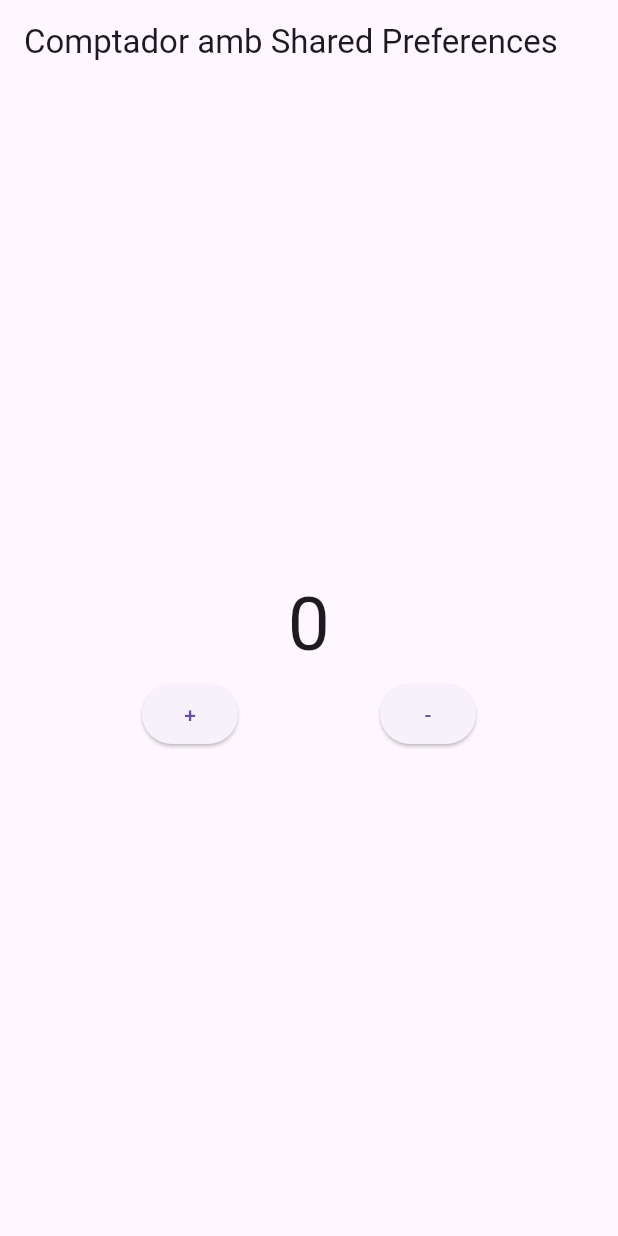
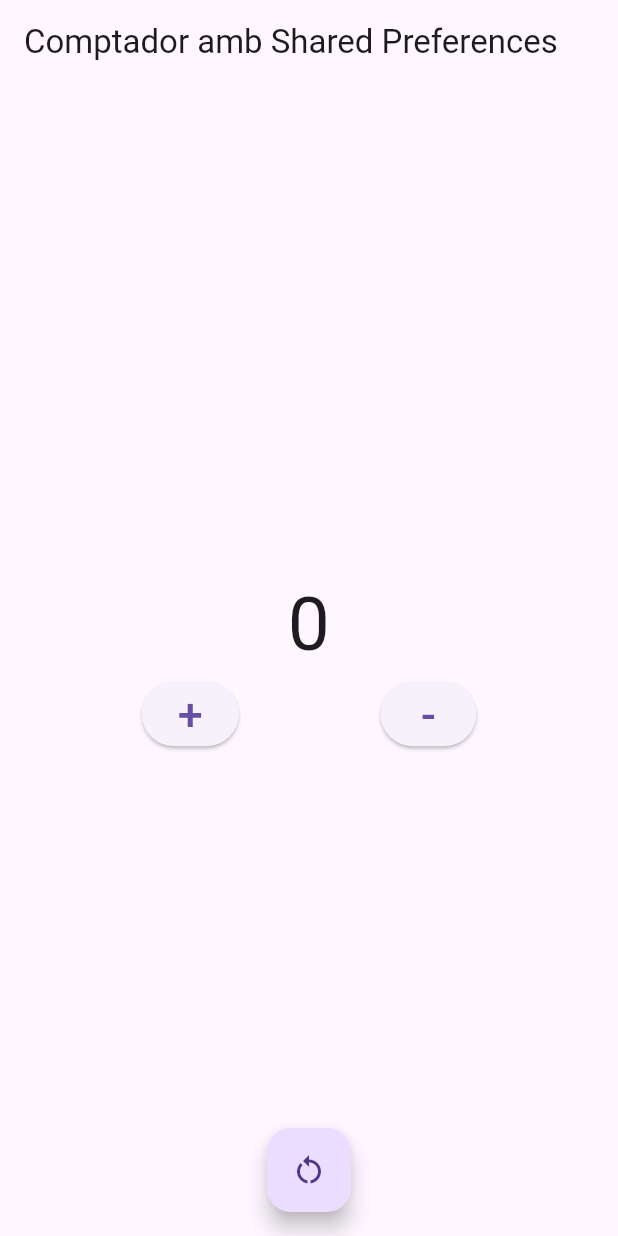
Before and after one commit to JoanS04/activitat2, a Flutter app: the screen it shows after launch, on a phone screen of 412 x 824 dp. Run offline on Flutter 3.47's test engine with Material 3 defaults, Android fonts, the phone set to English and light mode, and no system bars; our stand-ins replace shared_preferences.

Commit message:
ResetButton

```diff
--- a/lib/providers/counter_provider.dart
+++ b/lib/providers/counter_provider.dart
@@ -17,4 +17,10 @@ class CounterProvider extends ChangeNotifier{
     Preferences.counter = counter;
     notifyListeners();
   }
+
+  resetCounter() {
+    counter = 0;
+    Preferences.counter = counter;
+    notifyListeners();
+  }
 }
--- a/lib/screens/home_screen.dart
+++ b/lib/screens/home_screen.dart
@@ -28,14 +28,19 @@ class HomeScreen extends StatelessWidget {
             mainAxisAlignment: MainAxisAlignment.center,
             children: [
               Expanded(child: SizedBox()),
-              ElevatedButton(onPressed: () => prov.addCounter(), child: Text('+')),
+              ElevatedButton(onPressed: () => prov.addCounter(), child: Text('+', style: TextStyle(fontSize: 30))),
               Expanded(child: SizedBox()),
-              ElevatedButton(onPressed: () => prov.removeCounter(), child: Text('-')),
+              ElevatedButton(onPressed: () => prov.removeCounter(), child: Text('-', style: TextStyle(fontSize: 30))),
               Expanded(child: SizedBox()),
             ],
           )
               ]),
         ),
+        floatingActionButton: FloatingActionButton(
+          onPressed: () => prov.resetCounter(),
+          child: const Icon(Icons.restart_alt),
+        ),
+        floatingActionButtonLocation: FloatingActionButtonLocation.centerFloat,
     );
   }
 }
```
